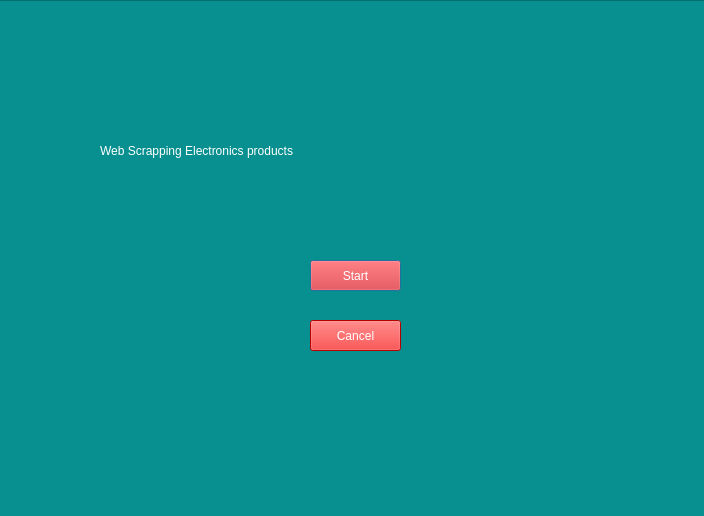
Before: the Qt Designer form page1.ui in Asad774/CS261F21PID01, drawn with Qt 5.
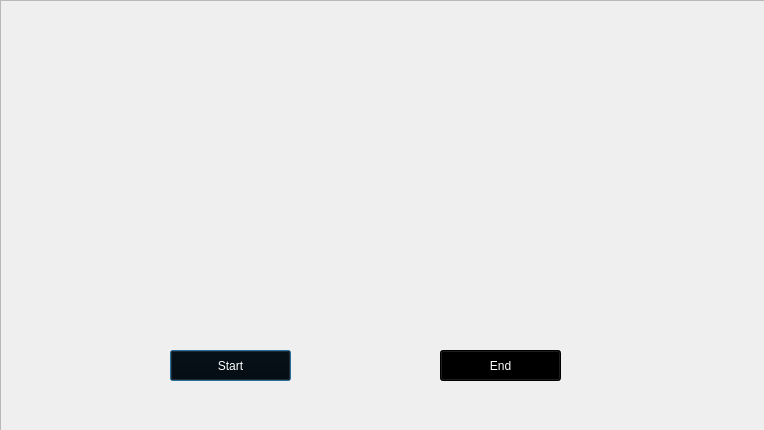
After: the same form once the commit is applied. Icons and pictures are not drawn.

Patch:
```diff
--- a/page1.ui
+++ b/page1.ui
@@ -6,8 +6,8 @@
    <rect>
     <x>0</x>
     <y>0</y>
-    <width>704</width>
-    <height>516</height>
+    <width>764</width>
+    <height>430</height>
    </rect>
   </property>
   <property name="windowTitle">
@@ -16,15 +16,14 @@
   <widget class="QFrame" name="frame">
    <property name="geometry">
     <rect>
-     <x>-10</x>
+     <x>0</x>
      <y>0</y>
-     <width>721</width>
-     <height>521</height>
+     <width>771</width>
+     <height>431</height>
     </rect>
    </property>
    <property name="styleSheet">
-    <string notr="true">color: rgb(255, 255, 255);
-background-color: rgb(8, 143, 143);</string>
+    <string notr="true"/>
    </property>
    <property name="frameShape">
     <enum>QFrame::StyledPanel</enum>
@@ -35,33 +34,33 @@
    <widget class="QLabel" name="label">
     <property name="geometry">
      <rect>
-      <x>110</x>
-      <y>120</y>
-      <width>481</width>
-      <height>61</height>
+      <x>0</x>
+      <y>0</y>
+      <width>771</width>
+      <height>431</height>
      </rect>
     </property>
     <property name="styleSheet">
-     <string notr="true">font: 75 italic 22pt &quot;Arial&quot;;
-color: rgb(255,255,255);</string>
+     <string notr="true">background-image: url(:/newPrefix/2.png);
+image: url(:/newPrefix/2.png);</string>
     </property>
     <property name="text">
-     <string>Web Scrapping Electronics products</string>
+     <string/>
     </property>
    </widget>
    <widget class="QPushButton" name="pushButton">
     <property name="geometry">
      <rect>
-      <x>320</x>
-      <y>260</y>
-      <width>91</width>
+      <x>170</x>
+      <y>350</y>
+      <width>121</width>
       <height>31</height>
      </rect>
     </property>
     <property name="styleSheet">
-     <string notr="true">font: 75 italic 12pt &quot;Arial&quot;;
-color: rgb(255, 255, 255);
-background-color: rgb(255, 0, 0);</string>
+     <string notr="true">font: 75 14pt &quot;Arial&quot;;
+background-color: rgb(0, 0, 0);
+color: rgb(255, 255, 255);</string>
     </property>
     <property name="text">
      <string>Start</string>
@@ -70,18 +69,19 @@
    <widget class="QPushButton" name="pushButton_2">
     <property name="geometry">
      <rect>
-      <x>320</x>
-      <y>320</y>
-      <width>91</width>
+      <x>440</x>
+      <y>350</y>
+      <width>121</width>
       <height>31</height>
      </rect>
     </property>
     <property name="styleSheet">
-     <string notr="true">font: 75 italic 12pt &quot;Arial&quot;;
-background-color: rgb(255, 0, 0);</string>
+     <string notr="true">font: 75 14pt &quot;Arial&quot;;
+background-color: rgb(0, 0, 0);
+color: rgb(255, 255, 255);</string>
     </property>
     <property name="text">
-     <string>Cancel</string>
+     <string>End</string>
     </property>
    </widget>
   </widget>
```
Left out of the diff: 4 changed lines with no effect on the pictures.
